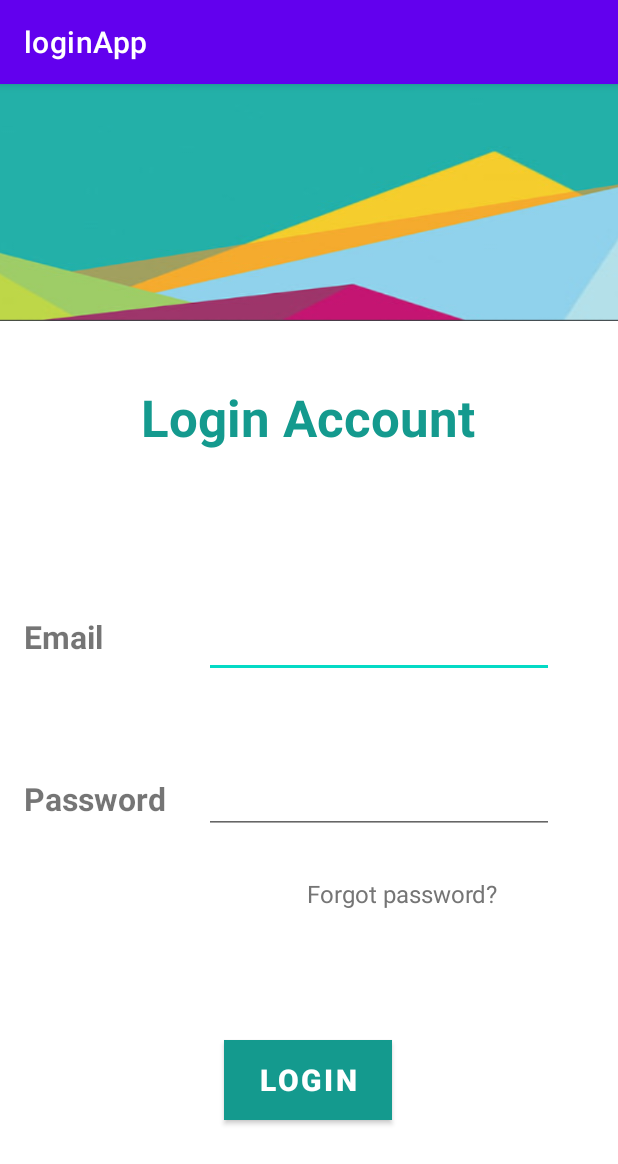
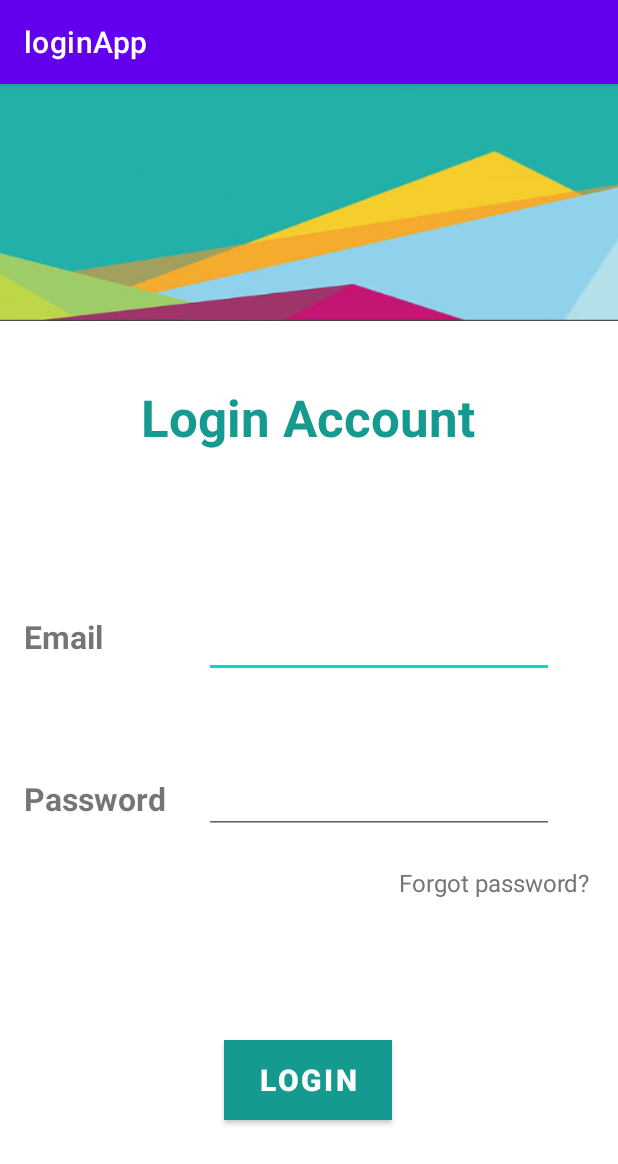
Before and after one commit to Mahnoor786-dev/android-development, an Android app: the screen it shows after launch (MainActivity), on a phone screen of 412 x 824 dp. Shown: the top 1164 px of the screen. Run offline under Robolectric (Android 15) with nearby library versions, the phone set to English and light mode, and no system bars.

Commit message:
textView forget password adjusted

```diff
--- a/loginApp/app/src/main/res/layout/activity_main.xml
+++ b/loginApp/app/src/main/res/layout/activity_main.xml
@@ -70,8 +70,8 @@
 
     <TextView
         android:id="@+id/forget"
-        android:layout_width="191dp"
-        android:layout_height="28dp"
+        android:layout_width="146dp"
+        android:layout_height="41dp"
         android:ems="10"
         android:inputType="textPersonName"
         android:minHeight="48dp"
@@ -80,10 +80,10 @@
         android:textSize="16sp"
         app:layout_constraintBottom_toBottomOf="parent"
         app:layout_constraintEnd_toEndOf="parent"
-        app:layout_constraintHorizontal_bias="0.927"
+        app:layout_constraintHorizontal_bias="1.0"
         app:layout_constraintStart_toStartOf="parent"
         app:layout_constraintTop_toBottomOf="@+id/password"
-        app:layout_constraintVertical_bias="0.119"
+        app:layout_constraintVertical_bias="0.093"
         tools:ignore="TextContrastCheck" />
 
     <Button
```
